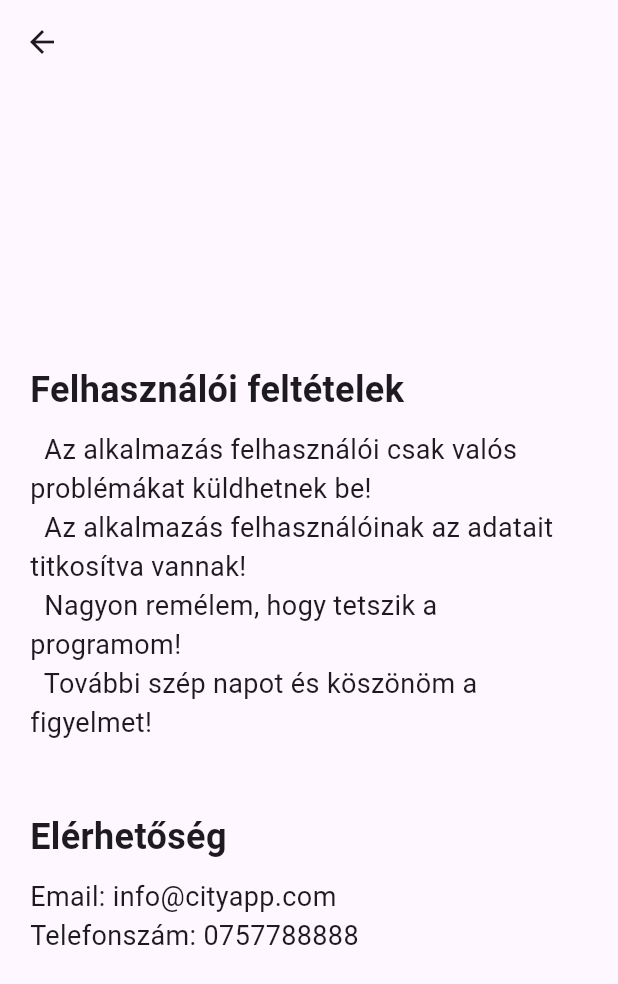
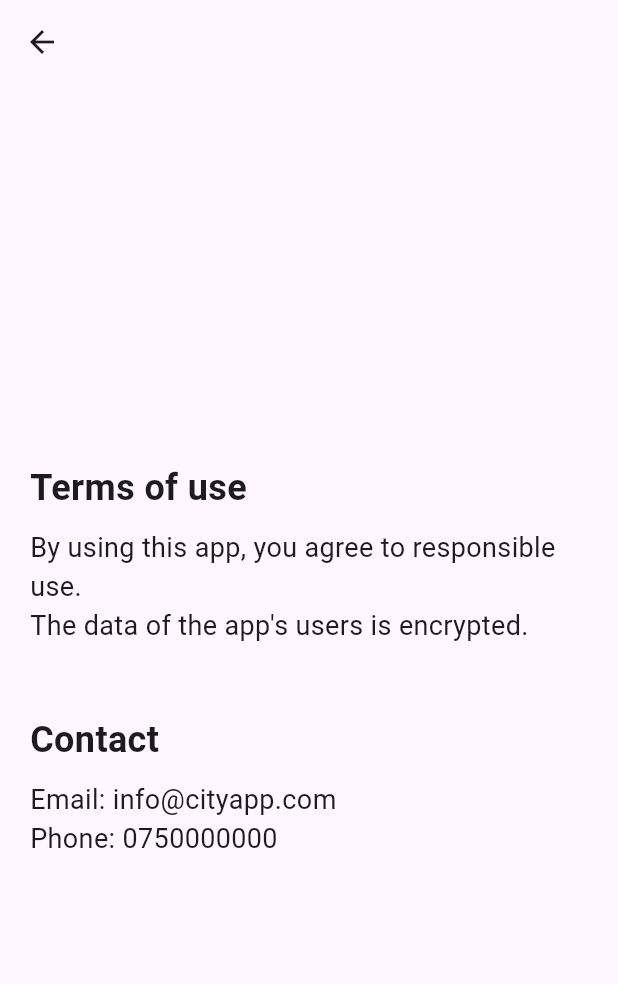
Before and after one commit to csillaboglarka/allamvizsga, a Flutter app: the AboutScreen screen opened directly, on a phone screen of 412 x 824 dp. Shown: the top 984 px of the screen. Run offline on Flutter 3.47's test engine with Material 3 defaults, Android fonts, the phone set to English and light mode, and no system bars; our stand-ins replace google_fonts, google_maps_flutter, image_picker, permission_handler, photo_view, shared_preferences; accounts and stored records are empty.

Commit message:
Final 1.4v

```diff
--- a/lib/Screens/Auth/RegistrationScreen.dart
+++ b/lib/Screens/Auth/RegistrationScreen.dart
@@ -61,20 +61,20 @@
 
   void _showIncompleteFieldsSnackbar() {
     ScaffoldMessenger.of(context).showSnackBar(
-      SnackBar(content: Text('Tölts ki mindent')),
+      SnackBar(content: Text('Complete all fields')),
     );
   }
 
   void _showSuccessSnackbar() {
     ScaffoldMessenger.of(context).showSnackBar(
-      SnackBar(content: Text('A Regisztráció sikeres volt')),
+      SnackBar(content: Text('The registration was successful')),
     );
   }
 
   void _showPasswordRequirementsSnackbar() {
     ScaffoldMessenger.of(context).showSnackBar(
       SnackBar(content: Text(
-          'A jelszónak legalább 8 karakterből kell állnia és legalább egy nagy betűt tartalmaznia kell')),
+          'Password must be at least 8 characters long and contain at least one upper case letter')),
     );
   }
 
--- a/lib/Screens/Mainscreens/Events/EventsScreen.dart
+++ b/lib/Screens/Mainscreens/Events/EventsScreen.dart
@@ -30,7 +30,7 @@
 
   Future<void> loadFavorites() async {
     try {
-      favoriteIds = await getFavoriteEvents(widget.userId); // widget.userId-t kell használni
+      favoriteIds = await getFavoriteEvents(widget.userId);
       setState(() {});
     } catch (e) {
       print("Hiba a kedvencek betöltésekor: $e");
@@ -62,7 +62,7 @@
 
     if (response.statusCode == 200) {
       final List<dynamic> data = jsonDecode(response.body);
-      List<String> favoriteEventIds = data.map((event) => event['event_id'].toString()).toList(); // Az id-ket stringgé konvertáljuk
+      List<String> favoriteEventIds = data.map((event) => event['event_id'].toString()).toList();
       return favoriteEventIds;
     } else {
       throw Exception('Hiba történt a kedvencek lekérése közben');
@@ -98,7 +98,7 @@
       }
     });
 
-    toggleFavoriteOnServer(widget.userId, id, isFavorite); // widget.userId-t kell használni
+    toggleFavoriteOnServer(widget.userId, id, isFavorite);
   }
 
   @override
--- a/lib/Screens/Mainscreens/ProfileScreen/Screens/about_screen.dart
+++ b/lib/Screens/Mainscreens/ProfileScreen/Screens/about_screen.dart
@@ -2,14 +2,12 @@
 
 class AboutScreen extends StatelessWidget {
   final String termsAndConditions = '''
-  Az alkalmazás felhasználói csak valós problémákat küldhetnek be!
-  Az alkalmazás felhasználóinak az adatait titkosítva vannak!
-  Nagyon remélem, hogy tetszik a programom!
-  További szép napot és köszönöm a figyelmet!
+By using this app, you agree to responsible use.
+The data of the app's users is encrypted.
   ''';
 
   final String contactEmail = 'info@cityapp.com';
-  final String contactnumber = '0757788888';
+  final String contactnumber = '0750000000';
 
   @override
   Widget build(BuildContext context) {
@@ -24,7 +22,7 @@
             crossAxisAlignment: CrossAxisAlignment.stretch,
             children: [
               Text(
-                'Felhasználói feltételek',
+                'Terms of use',
                 style: TextStyle(fontSize: 24.0, fontWeight: FontWeight.bold),
               ),
               SizedBox(height: 10.0),
@@ -34,7 +32,7 @@
               ),
               SizedBox(height: 20.0),
               Text(
-                'Elérhetőség',
+                'Contact',
                 style: TextStyle(fontSize: 24.0, fontWeight: FontWeight.bold),
               ),
               SizedBox(height: 10.0),
@@ -43,7 +41,7 @@
                 style: TextStyle(fontSize: 18.0),
               ),
               Text(
-                'Telefonszám: $contactnumber',
+                'Phone: $contactnumber',
                 style: TextStyle(fontSize: 18.0),
               ),
             ],
--- a/lib/Screens/Mainscreens/Transport/Screens/Bus/BusScreen.dart
+++ b/lib/Screens/Mainscreens/Transport/Screens/Bus/BusScreen.dart
@@ -158,7 +158,7 @@
 
       if (vonal.isEmpty || vonal == '0') {
         ScaffoldMessenger.of(context).showSnackBar(
-          SnackBar(content: Text('Nincs buszjárat')),
+          SnackBar(content: Text('There is no direct bus connection between the stations.')),
         );
       } else {
         Map<String, String> utazasAdatok = await fetchUtazasIdo(sourceCity!.value, destinationCity!.value);
@@ -282,7 +282,7 @@
                           searchBuses();
                         } else {
                           ScaffoldMessenger.of(context).showSnackBar(
-                            SnackBar(content: Text('Kérlek válassz megállókat!')),
+                            SnackBar(content: Text('Please choose your stations!')),
                           );
                         }
                       },
--- a/lib/Screens/Mainscreens/Transport/Screens/Taxi/TaxiScreen.dart
+++ b/lib/Screens/Mainscreens/Transport/Screens/Taxi/TaxiScreen.dart
@@ -54,7 +54,7 @@
       await launchUrl(uri);
     } else {
       ScaffoldMessenger.of(context).showSnackBar(
-        const SnackBar(content: Text('Nem lehet megnyitni a tárcsázót.')),
+        const SnackBar(content: Text('The dialer cannot be opened.')),
       );
     }
   }
--- a/lib/Screens/WelcomeScreen/WelcomeScreen.dart
+++ b/lib/Screens/WelcomeScreen/WelcomeScreen.dart
@@ -25,8 +25,8 @@
               mainAxisAlignment: MainAxisAlignment.end,
               children: [
                 Text(
-                  "About City\nAbout You",
-                  style: GoogleFonts.italiana(
+                  "Live Smarter\nMove Faster",
+                  style: GoogleFonts.poppins(
                     textStyle: TextStyle(
                         fontSize: 34,
                         fontWeight: FontWeight.bold,
--- a/lib/network/constants.dart
+++ b/lib/network/constants.dart
@@ -1 +1 @@
-const String cim = 'http://192.168.1.103/user_api/';
+const String cim = 'http://172.20.10.3/user_api/';
```
Also changed, not shown: lib/Screens/Auth/LoginScreen.dart (+8 -2 lines), lib/Screens/Mainscreens/Events/DetailScreens/ListWidget_DetailScreen.dart (+11 -11 lines), lib/Screens/Mainscreens/News/news_screen.dart (+37 -21 lines), lib/Screens/Mainscreens/ProfileScreen/Screens/favorites_screen.dart (+21 -17 lines), lib/Screens/Mainscreens/ProfileScreen/Screens/update_email.dart (+6 -6 lines), lib/Screens/Mainscreens/ProfileScreen/profile_screen.dart (+5 -5 lines), 126 other files.
